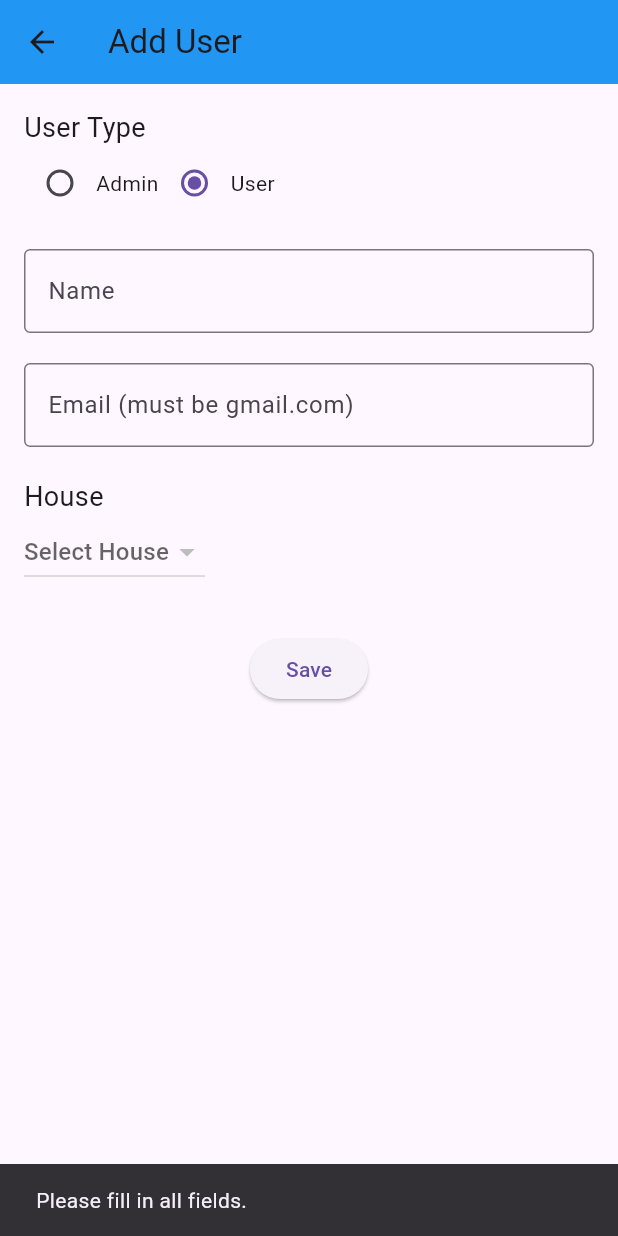
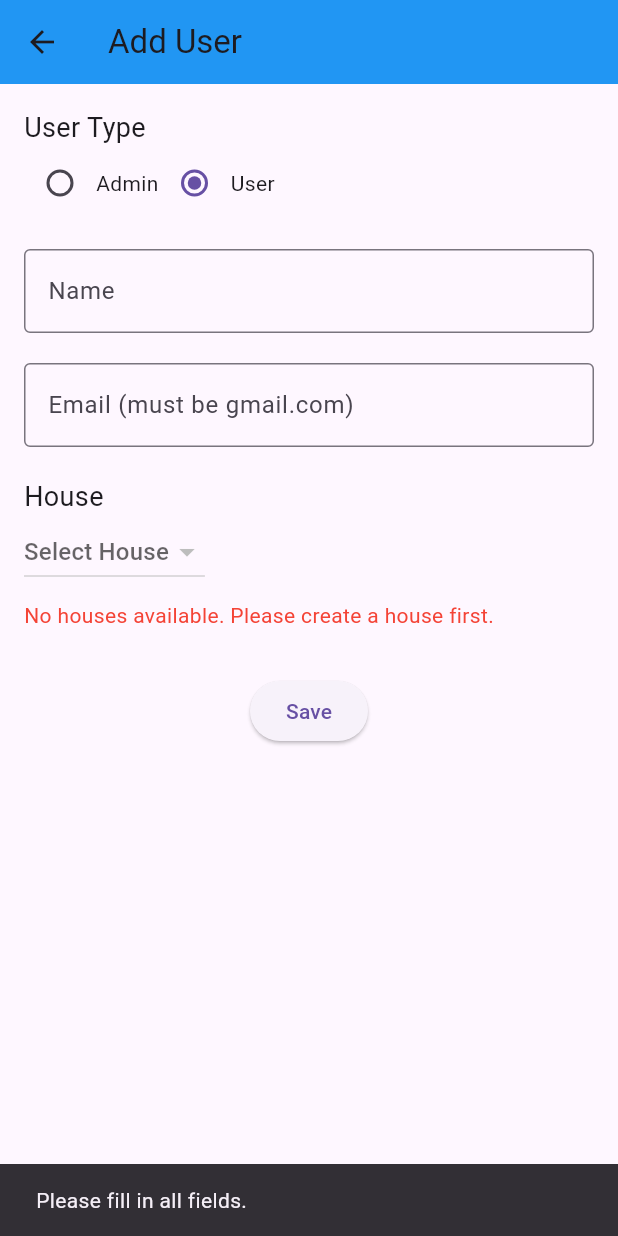
Before and after one commit to emoody0/indoor-locator, a Flutter app: the AddUserPage screen opened directly, after a tap on "Save", on a phone screen of 412 x 824 dp. Run offline on Flutter 3.47's test engine with Material 3 defaults, Android fonts, the phone set to English and light mode, and no system bars; our stand-ins replace permission_handler, shared_preferences, sqflite_common_ffi; missing offline and left inert: flutter_foreground_task, mqtt_client, mysql1; accounts and stored records are empty.

Commit message:
Add Users
Adding Users is now connected with the house id

```diff
--- a/lib/server/database_service.dart
+++ b/lib/server/database_service.dart
@@ -63,29 +63,34 @@ class DatabaseService {
       final String name = userData['name']?.toString().trim() ?? '';
       final String email = userData['email']?.toString().trim() ?? '';
       final String userType = userData['userType']?.toString().trim() ?? 'User';
-      final int? houseId = userData['house'] is int
-          ? userData['house']
-          : int.tryParse(userData['house']?.toString() ?? '');
+      final int? houseId = userData['house_id'] is int
+          ? userData['house_id']
+          : int.tryParse(userData['house_id']?.toString() ?? '');
 
       if (name.isEmpty || email.isEmpty) {
         print("[ERROR] Name and Email cannot be empty.");
         return;
       }
 
+      print("[DEBUG] Final House ID before insert: $houseId");
+
+      // Make sure we're inserting a valid house_id
       await conn.query(
         '''
         INSERT INTO Users (name, email, userType, house_id)
         VALUES (?, ?, ?, ?)
         ''',
-        [name, email, userType, houseId],
+        [name, email, userType, houseId ?? null], // Ensure NULL is explicitly handled
       );
-      // print('[SUCCESS] User inserted successfully');
+
+      print('[SUCCESS] User inserted successfully into MariaDB.');
     } catch (e) {
-      // print('[ERROR] Failed to insert user: $e');
+      print('[ERROR] Failed to insert user into MariaDB: $e');
     } finally {
       await conn.close();
     }
   }
+
 
   /// **Update an existing user**
   static Future<void> updateUser(String userId, Map<String, dynamic> updatedData) async {
--- a/lib/users/add_user.dart
+++ b/lib/users/add_user.dart
@@ -13,32 +13,45 @@ class _AddUserPageState extends State<AddUserPage> {
   String userType = 'User'; // Default user type
   final TextEditingController nameController = TextEditingController();
   final TextEditingController emailController = TextEditingController();
-  String? selectedHouseId; // Store selected house ID
-  bool isSaved = false;
+  int? selectedHouseId; // Store selected house ID as int
+  bool isSaved = false; // Tracks if the user clicked the Save button
   List<Map<String, dynamic>> houseOptions = []; // Stores house ID and name
 
   @override
   void initState() {
     super.initState();
-    _loadHouseOptions();
+    _loadHouseOptions(); // Load house options from MariaDB
   }
 
   Future<void> _loadHouseOptions() async {
     try {
-      final houses = await DatabaseService.fetchHouses();
+      final houses = await DatabaseService.fetchHouses(); // Fetch houses from MariaDB
       setState(() {
         houseOptions = houses.map((house) => {
-          'id': house['id'].toString(), // Store house ID as String
-          'name': house['name'].toString() // Store house name
+          'id': house['id'], // Store house ID as int
+          'name': house['name'].toString(), // Store house name
         }).toList();
 
+        // Default to the first available house if none is selected
         if (selectedHouseId == null && houseOptions.isNotEmpty) {
-          selectedHouseId = houseOptions.first['id']; // Default to first available house
+          selectedHouseId = houseOptions.first['id'];
         }
       });
+
+      print("[DEBUG] Loaded house options: $houseOptions");
     } catch (e) {
       print("[ERROR] Failed to load house options: $e");
     }
+  }
+
+  bool isValidEmail(String email) {
+    final emailRegex = RegExp(r'^[a-zA-Z0-9._%+-]+@gmail\.com$');
+    return emailRegex.hasMatch(email);
+  }
+
+  bool isValidName(String name) {
+    final nameRegex = RegExp(r'^[a-zA-Z\s]+$');
+    return name.isNotEmpty && nameRegex.hasMatch(name);
   }
 
   Future<void> _validateAndSave() async {
@@ -52,23 +65,27 @@ class _AddUserPageState extends State<AddUserPage> {
       return;
     }
 
-    // Ensure house ID is an integer
-    int? houseId = int.tryParse(selectedHouseId!);
-    if (houseId == null) {
-      print("[ERROR] Invalid house ID: $selectedHouseId");
-      ScaffoldMessenger.of(context).showSnackBar(
-        const SnackBar(content: Text('Invalid house selection.')),
-      );
-      return;
-    }
+    print("[DEBUG] Selected House ID before inserting: $selectedHouseId");
 
     try {
+      // Ensure house ID is valid
+      if (selectedHouseId == null) {
+        print("[ERROR] House ID is NULL before inserting user.");
+        ScaffoldMessenger.of(context).showSnackBar(
+          const SnackBar(content: Text('Invalid house selection.')),
+        );
+        return;
+      }
+
+      // Insert user into MariaDB
       await DatabaseService.insertUser({
         'name': name,
         'email': email,
         'userType': userType,
-        'house_id': houseId, // Store correct house ID
+        'house_id': selectedHouseId, // Pass house_id as an int
       });
+
+      print("[SUCCESS] User added successfully with House ID: $selectedHouseId");
 
       setState(() {
         isSaved = true;
@@ -78,7 +95,7 @@ class _AddUserPageState extends State<AddUserPage> {
         const SnackBar(content: Text('User added successfully!')),
       );
 
-      Navigator.pop(context);
+      Navigator.pop(context); // Go back after saving
     } catch (e) {
       print("[ERROR] Failed to add user: $e");
       ScaffoldMessenger.of(context).showSnackBar(
@@ -95,7 +112,9 @@ class _AddUserPageState extends State<AddUserPage> {
         backgroundColor: AppColors.colorScheme.primary,
         leading: IconButton(
           icon: const Icon(Icons.arrow_back),
-          onPressed: () => Navigator.pop(context),
+          onPressed: () {
+            Navigator.pop(context);
+          },
         ),
       ),
       body: SingleChildScrollView(
@@ -110,7 +129,9 @@ class _AddUserPageState extends State<AddUserPage> {
                   value: 'Admin',
                   groupValue: userType,
                   onChanged: (String? value) {
-                    setState(() => userType = value!);
+                    setState(() {
+                      userType = value!;
+                    });
                   },
                 ),
                 const Text('Admin'),
@@ -118,41 +139,58 @@ class _AddUserPageState extends State<AddUserPage> {
                   value: 'User',
                   groupValue: userType,
                   onChanged: (String? value) {
-                    setState(() => userType = value!);
+                    setState(() {
+                      userType = value!;
+                    });
                   },
                 ),
                 const Text('User'),
               ],
             ),
             const SizedBox(height: 20),
+
             TextField(
               controller: nameController,
               decoration: const InputDecoration(labelText: 'Name', border: OutlineInputBorder()),
+              onChanged: (_) => setState(() {}),
             ),
             const SizedBox(height: 20),
+
             TextField(
               controller: emailController,
               decoration: const InputDecoration(labelText: 'Email (must be gmail.com)', border: OutlineInputBorder()),
               keyboardType: TextInputType.emailAddress,
+              onChanged: (_) => setState(() {}),
             ),
             const SizedBox(height: 20),
+
             const Text('House', style: TextStyle(fontSize: 18)),
-            DropdownButton<String>(
+            DropdownButton<int>(
               value: selectedHouseId,
               hint: const Text('Select House'),
-              items: houseOptions.map<DropdownMenuItem<String>>((house) {
-                return DropdownMenuItem<String>(
-                  value: house['id'],
-                  child: Text(house['name']!),
+              items: houseOptions.map<DropdownMenuItem<int>>((house) {
+                return DropdownMenuItem<int>(
+                  value: house['id'], // Store house ID as int
+                  child: Text(house['name']!), // Show house name
                 );
               }).toList(),
-              onChanged: (String? newValue) {
+              onChanged: (int? newValue) {
                 setState(() {
                   selectedHouseId = newValue; // Store selected house ID
+                  print("[DEBUG] Selected House ID: $selectedHouseId");
                 });
               },
             ),
+            if (houseOptions.isEmpty)
+              const Padding(
+                padding: EdgeInsets.only(top: 8.0),
+                child: Text(
+                  'No houses available. Please create a house first.',
+                  style: TextStyle(color: Colors.red),
+                ),
+              ),
             const SizedBox(height: 30),
+
             Center(
               child: ElevatedButton(
                 onPressed: _validateAndSave,
```
